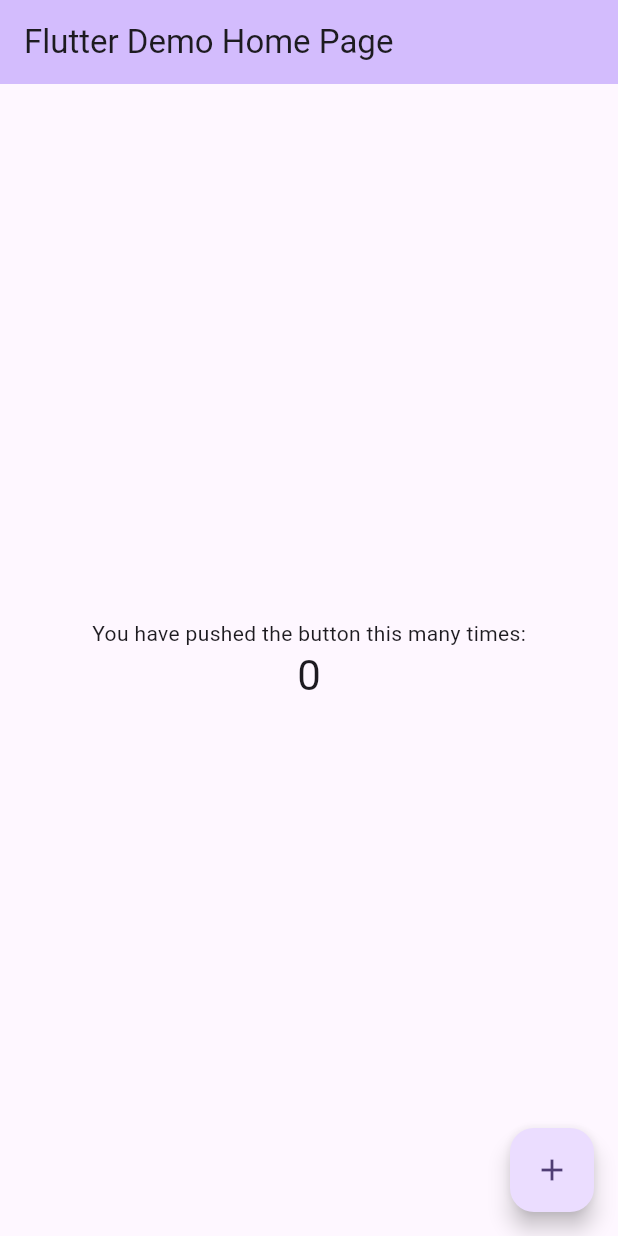
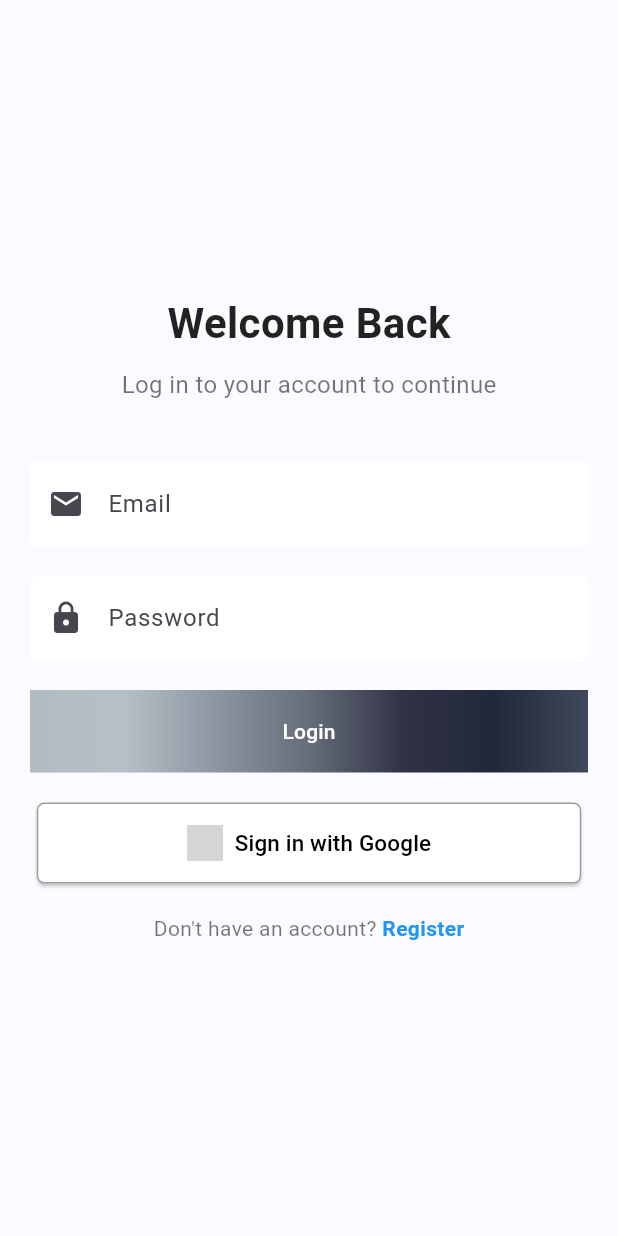
Before and after one commit to epashiq/expense-tracker, a Flutter app: the screen it shows after launch, on a phone screen of 412 x 824 dp. Run offline on Flutter 3.47's test engine with Material 3 defaults, Android fonts, the phone set to English and light mode, and no system bars; our stand-ins replace firebase_core; accounts and stored records are empty; network calls fail; grey boxes are pictures that could not be loaded.

Commit message:
login page ui completed

```diff
--- a/lib/main.dart
+++ b/lib/main.dart
@@ -1,4 +1,5 @@
 import 'package:expense_tracker/firebase_options.dart';
+import 'package:expense_tracker/view/pages/login_page.dart';
 import 'package:firebase_core/firebase_core.dart';
 import 'package:flutter/material.dart';
 
@@ -10,120 +11,16 @@ Future<void> main() async {
 
 class MyApp extends StatelessWidget {
   const MyApp({super.key});
-
-  // This widget is the root of your application.
   @override
   Widget build(BuildContext context) {
     return MaterialApp(
+      debugShowCheckedModeBanner: false,
       title: 'Flutter Demo',
       theme: ThemeData(
-        // This is the theme of your application.
-        //
-        // TRY THIS: Try running your application with "flutter run". You'll see
-        // the application has a purple toolbar. Then, without quitting the app,
-        // try changing the seedColor in the colorScheme below to Colors.green
-        // and then invoke "hot reload" (save your changes or press the "hot
-        // reload" button in a Flutter-supported IDE, or press "r" if you used
-        // the command line to start the app).
-        //
-        // Notice that the counter didn't reset back to zero; the application
-        // state is not lost during the reload. To reset the state, use hot
-        // restart instead.
-        //
-        // This works for code too, not just values: Most code changes can be
-        // tested with just a hot reload.
         colorScheme: ColorScheme.fromSeed(seedColor: Colors.deepPurple),
         useMaterial3: true,
       ),
-      home: const MyHomePage(title: 'Flutter Demo Home Page'),
+      home: const LoginPage(),
     );
   }
 }
-
-class MyHomePage extends StatefulWidget {
-  const MyHomePage({super.key, required this.title});
-
-  // This widget is the home page of your application. It is stateful, meaning
-  // that it has a State object (defined below) that contains fields that affect
-  // how it looks.
-
-  // This class is the configuration for the state. It holds the values (in this
-  // case the title) provided by the parent (in this case the App widget) and
-  // used by the build method of the State. Fields in a Widget subclass are
-  // always marked "final".
-
-  final String title;
-
-  @override
-  State<MyHomePage> createState() => _MyHomePageState();
-}
-
-class _MyHomePageState extends State<MyHomePage> {
-  int _counter = 0;
-
-  void _incrementCounter() {
-    setState(() {
-      // This call to setState tells the Flutter framework that something has
-      // changed in this State, which causes it to rerun the build method below
-      // so that the display can reflect the updated values. If we changed
-      // _counter without calling setState(), then the build method would not be
-      // called again, and so nothing would appear to happen.
-      _counter++;
-    });
-  }
-
-  @override
-  Widget build(BuildContext context) {
-    // This method is rerun every time setState is called, for instance as done
-    // by the _incrementCounter method above.
-    //
-    // The Flutter framework has been optimized to make rerunning build methods
-    // fast, so that you can just rebuild anything that needs updating rather
-    // than having to individually change instances of widgets.
-    return Scaffold(
-      appBar: AppBar(
-        // TRY THIS: Try changing the color here to a specific color (to
-        // Colors.amber, perhaps?) and trigger a hot reload to see the AppBar
-        // change color while the other colors stay the same.
-        backgroundColor: Theme.of(context).colorScheme.inversePrimary,
-        // Here we take the value from the MyHomePage object that was created by
-        // the App.build method, and use it to set our appbar title.
-        title: Text(widget.title),
-      ),
-      body: Center(
-        // Center is a layout widget. It takes a single child and positions it
-        // in the middle of the parent.
-        child: Column(
-          // Column is also a layout widget. It takes a list of children and
-          // arranges them vertically. By default, it sizes itself to fit its
-          // children horizontally, and tries to be as tall as its parent.
-          //
-          // Column has various properties to control how it sizes itself and
-          // how it positions its children. Here we use mainAxisAlignment to
-          // center the children vertically; the main axis here is the vertical
-          // axis because Columns are vertical (the cross axis would be
-          // horizontal).
-          //
-          // TRY THIS: Invoke "debug painting" (choose the "Toggle Debug Paint"
-          // action in the IDE, or press "p" in the console), to see the
-          // wireframe for each widget.
-          mainAxisAlignment: MainAxisAlignment.center,
-          children: <Widget>[
-            const Text(
-              'You have pushed the button this many times:',
-            ),
-            Text(
-              '$_counter',
-              style: Theme.of(context).textTheme.headlineMedium,
-            ),
-          ],
-        ),
-      ),
-      floatingActionButton: FloatingActionButton(
-        onPressed: _incrementCounter,
-        tooltip: 'Increment',
-        child: const Icon(Icons.add),
-      ), // This trailing comma makes auto-formatting nicer for build methods.
-    );
-  }
-}
--- /dev/null
+++ b/lib/view/pages/login_page.dart
@@ -0,0 +1,128 @@
+import 'package:expense_tracker/view/widgets/submit_button_widget.dart';
+import 'package:flutter/material.dart';
+
+class LoginPage extends StatefulWidget {
+  const LoginPage({super.key});
+
+  @override
+  State<LoginPage> createState() => _LoginPageState();
+}
+
+class _LoginPageState extends State<LoginPage> {
+  final TextEditingController emailController = TextEditingController();
+  final TextEditingController passwordController = TextEditingController();
+
+  @override
+  Widget build(BuildContext context) {
+    return Scaffold(
+      backgroundColor: const Color(0XFFfafafaff),
+      body: Padding(
+        padding: const EdgeInsets.all(20),
+        child: Column(
+          mainAxisAlignment: MainAxisAlignment.center,
+          crossAxisAlignment: CrossAxisAlignment.center,
+          children: [
+            const SizedBox(height: 40),
+            const Text(
+              "Welcome Back",
+              style: TextStyle(
+                fontSize: 28,
+                fontWeight: FontWeight.bold,
+                color: Colors.black87,
+              ),
+            ),
+            const SizedBox(height: 10),
+            const Text(
+              "Log in to your account to continue",
+              style: TextStyle(
+                fontSize: 16,
+                color: Colors.black54,
+              ),
+            ),
+            const SizedBox(height: 40),
+            TextFormField(
+              controller: emailController,
+              decoration: InputDecoration(
+                filled: true,
+                fillColor: const Color(0XFFffffffff),
+                prefixIcon: const Icon(Icons.mail),
+                hintText: 'Email',
+                border: OutlineInputBorder(
+                  borderRadius: BorderRadius.circular(5),
+                  borderSide: BorderSide.none,
+                ),
+              ),
+            ),
+            const SizedBox(height: 20),
+            TextFormField(
+              controller: passwordController,
+              obscureText: true,
+              decoration: InputDecoration(
+                filled: true,
+                fillColor: const Color(0XFFffffffff),
+                prefixIcon: const Icon(Icons.lock),
+                hintText: 'Password',
+                border: OutlineInputBorder(
+                  borderRadius: BorderRadius.circular(5),
+                  borderSide: BorderSide.none,
+                ),
+              ),
+            ),
+            const SizedBox(height: 20),
+            SubmitButtonWidget(
+              btnText: 'Login',
+              onTap: () {},
+              emailController: emailController,
+              passController: passwordController,
+            ),
+            const SizedBox(height: 20),
+            ElevatedButton.icon(
+              onPressed: () {},
+              icon: Image.network(
+                'https://www.freepnglogos.com/uploads/new-google-logo-transparent--14.png',
+                height: 24.0,
+              ),
+              label: const Text(
+                'Sign in with Google',
+                style: TextStyle(fontSize: 15),
+              ),
+              style: ElevatedButton.styleFrom(
+                backgroundColor: Colors.white,
+                foregroundColor: Colors.black,
+                padding:
+                    const EdgeInsets.symmetric(horizontal: 100, vertical: 15),
+                shape: RoundedRectangleBorder(
+                  borderRadius: BorderRadius.circular(5),
+                  side: const BorderSide(color: Colors.grey),
+                ),
+              ),
+            ),
+            const SizedBox(height: 20),
+            Row(
+              mainAxisAlignment: MainAxisAlignment.center,
+              children: [
+                const Text(
+                  "Don't have an account? ",
+                  style: TextStyle(color: Colors.black54),
+                ),
+                GestureDetector(
+                  onTap: () {
+                    Navigator.pushNamed(context, '/register');
+                  },
+                  child: const Text(
+                    "Register",
+                    style: TextStyle(
+                      color: Colors.blue,
+                      fontWeight: FontWeight.bold,
+                    ),
+                  ),
+                ),
+              ],
+            ),
+            const SizedBox(height: 40),
+          ],
+        ),
+      ),
+    );
+  }
+}
--- /dev/null
+++ b/lib/view/widgets/submit_button_widget.dart
@@ -0,0 +1,48 @@
+import 'package:flutter/material.dart';
+
+class SubmitButtonWidget extends StatelessWidget {
+  final String btnText;
+  final void Function() onTap;
+  final TextEditingController? emailController;
+  final TextEditingController? passController;
+  const SubmitButtonWidget(
+      {super.key,
+      required this.btnText,
+      required this.onTap,
+      required this.emailController,
+      required this.passController});
+
+  @override
+  Widget build(BuildContext context,) {
+    return Container(
+      decoration: const BoxDecoration(
+          gradient: LinearGradient(
+        colors: [
+          Color(0xFFb2bbc2),
+          Color(0xFFb7c0c7),
+          Color(0xFF8d95a1),
+          Color(0xFF656d78),
+          Color(0xFF313247),
+          Color(0xFF21283b),
+          Color(0xFF42485c),
+        ],
+      )),
+      width: MediaQuery.sizeOf(context).width,
+      height: 55,
+      child: ElevatedButton(
+          style: ElevatedButton.styleFrom(
+            shape: RoundedRectangleBorder(
+              borderRadius: BorderRadius.circular(10),
+            ),
+            elevation: 5,
+            backgroundColor: Colors.transparent,
+            shadowColor: Colors.transparent,
+          ),
+          onPressed: onTap,
+          child: Text(
+            btnText,
+            style: const TextStyle(color: Colors.white),
+          )),
+    );
+  }
+}
--- a/pubspec.yaml
+++ b/pubspec.yaml
@@ -36,6 +36,7 @@ dependencies:
   # Use with the CupertinoIcons class for iOS style icons.
   cupertino_icons: ^1.0.6
   firebase_core: ^3.6.0
+  firebase_auth: ^5.3.1
 
 dev_dependencies:
   flutter_test:
```
Also changed, not shown: pubspec.lock, 3 other files.
